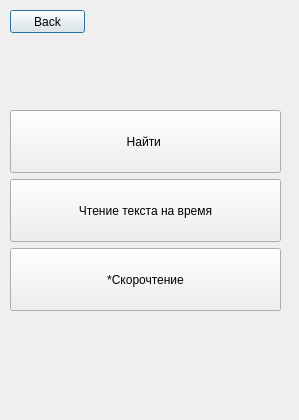
Above: MainView.ui from Inf1dell/QtApp before the change. Below: the same form after it.
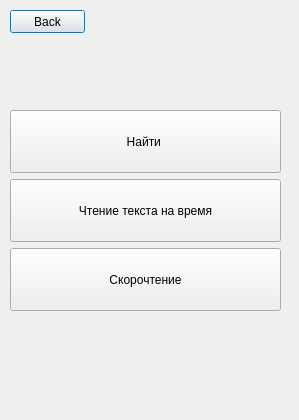
That is the form after the change.

The edit to the form file:
```diff
--- a/MainView.ui
+++ b/MainView.ui
@@ -74,7 +74,7 @@
        </sizepolicy>
       </property>
       <property name="text">
-       <string>*Скорочтение</string>
+       <string>Скорочтение</string>
       </property>
      </widget>
     </item>
```
Left out of the diff: 4 changed lines with no effect on the pictures.
